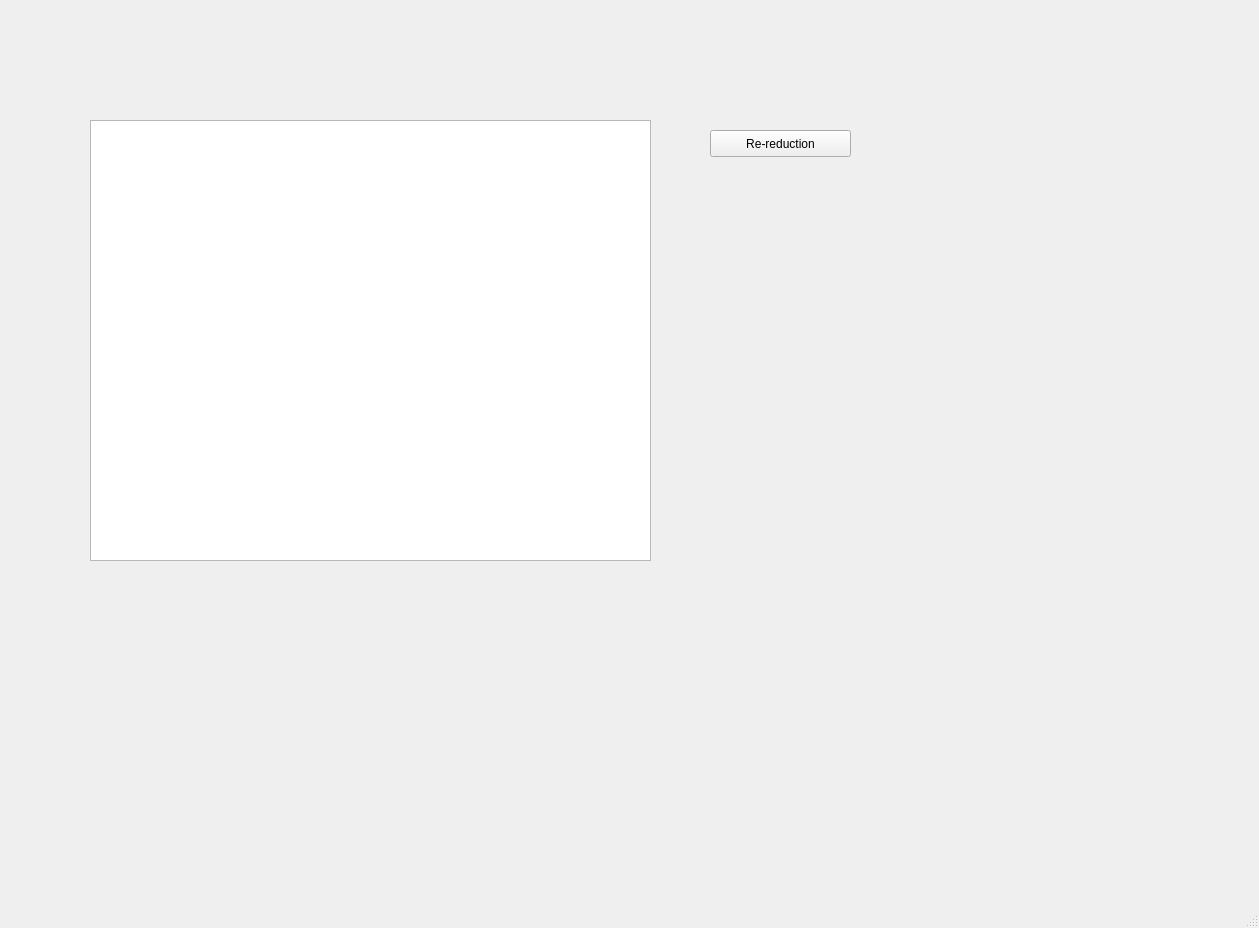
The window that designer/texturereductionsetupwindow.ui (neutrons/PyRS) describes before a commit, drawn with Qt 5.
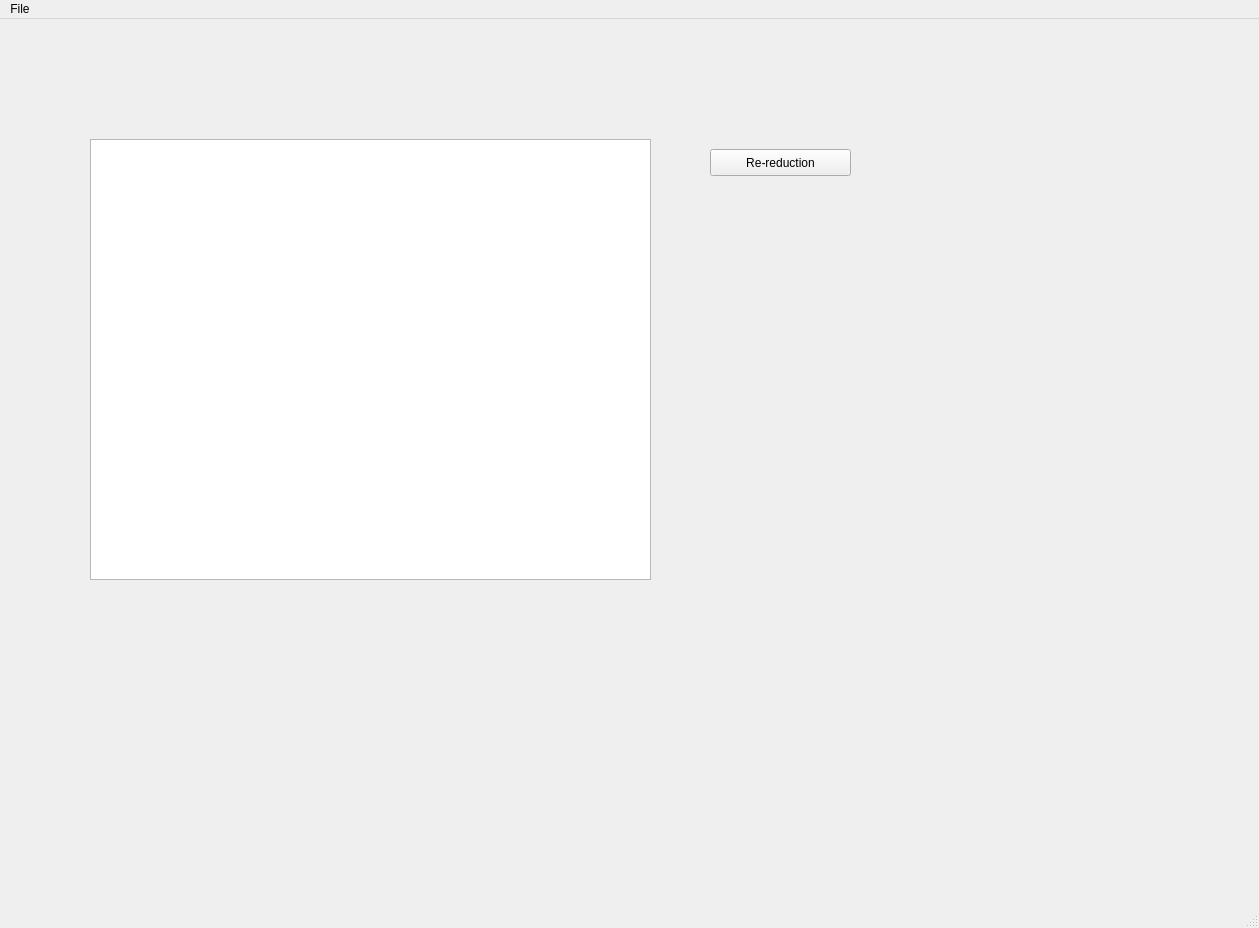
The same window after the commit.

Diff of the .ui file:
```diff
--- a/designer/texturereductionsetupwindow.ui
+++ b/designer/texturereductionsetupwindow.ui
@@ -50,6 +50,13 @@
      <height>25</height>
     </rect>
    </property>
+   <widget class="QMenu" name="menuFile">
+    <property name="title">
+     <string>File</string>
+    </property>
+    <addaction name="actionQuit"/>
+   </widget>
+   <addaction name="menuFile"/>
   </widget>
   <widget class="QStatusBar" name="statusbar"/>
  </widget>
```
Left out of the diff: 5 changed lines with no effect on the pictures.
